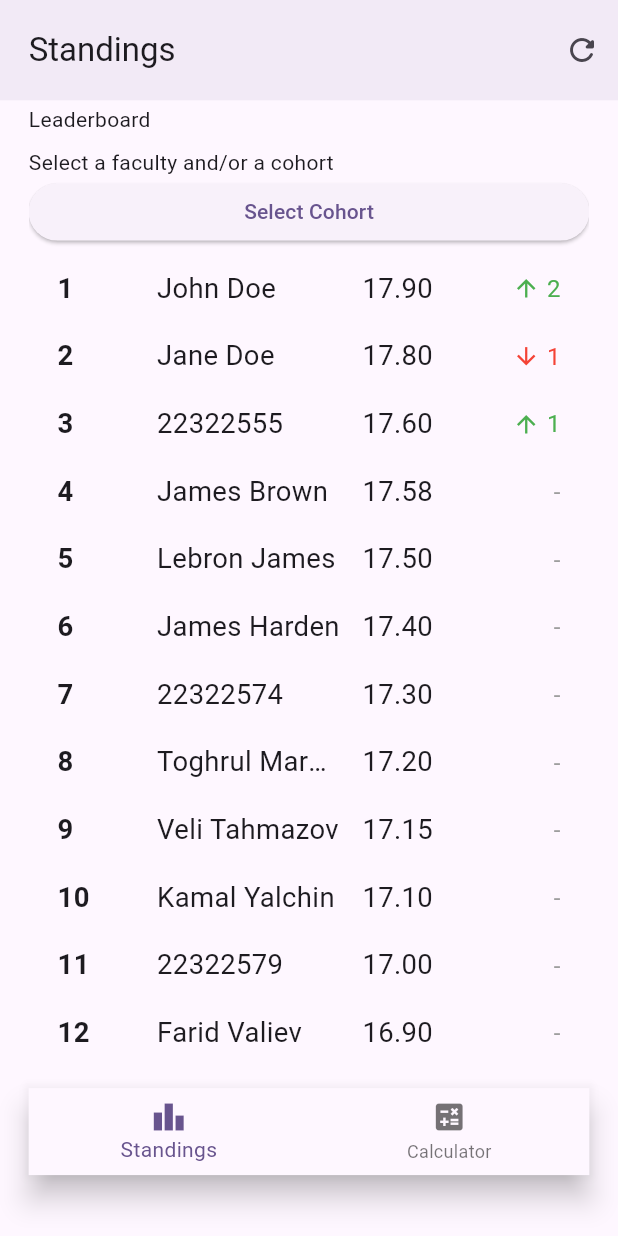
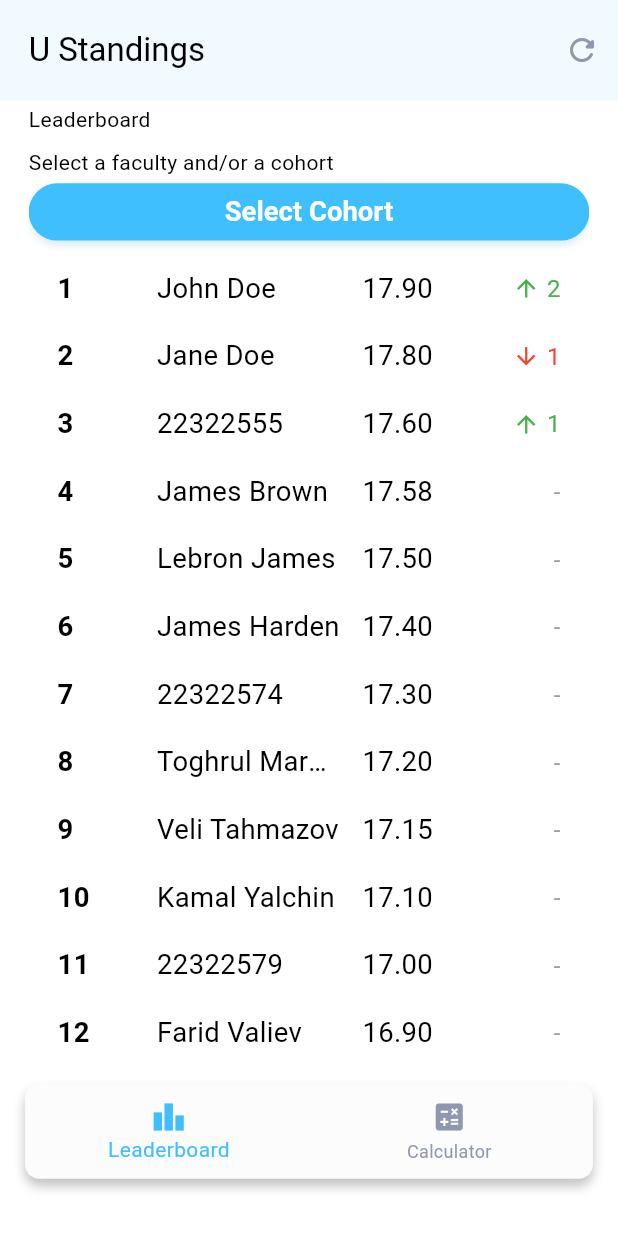
Before and after one commit to Krmsh1n5/u_standings, a Flutter app: the screen it shows after launch, scrolled down 125 dp, after a tap on the "refresh" icon, on a phone screen of 412 x 824 dp. Run offline on Flutter 3.47's test engine with Material 3 defaults, Android fonts, the phone set to English and light mode, and no system bars; our stand-ins replace flutter_screenutil; Roboto replaces fonts that are missing (Montserrat).

Commit message:
Improved UI Added UI for Navigation Bar, Scrollbar, and Select Button Configured styles for some text widgets on the Calculator Page

```diff
--- a/lib/core/utils/theme/app_decoration.dart
+++ b/lib/core/utils/theme/app_decoration.dart
@@ -95,7 +95,7 @@ class AppDecoration {
       padding: WidgetStateProperty.resolveWith<EdgeInsetsGeometry?>(
         (states) => EdgeInsets.all(4.h),
       ),
-      elevation: WidgetStateProperty.all(1.0),
+      elevation: WidgetStateProperty.all(2.0),
       shape: WidgetStateProperty.all<RoundedRectangleBorder>(
         RoundedRectangleBorder(
           borderRadius: BorderRadiusStyle.roundedBorder8,
--- a/lib/core/utils/theme/app_theme.dart
+++ b/lib/core/utils/theme/app_theme.dart
@@ -27,6 +27,8 @@ class ThemeHelper {
     var colorScheme =
         _supportedColorScheme[_appTheme] ?? ColorSchemes.lightCodeColorScheme;
     return ThemeData(
+      splashColor: Colors.transparent,
+      highlightColor: Colors.transparent,
       visualDensity: VisualDensity.standard,
       colorScheme: colorScheme,
       scaffoldBackgroundColor:
@@ -67,6 +69,12 @@ class ThemeHelper {
         thickness: 1,
         space: 1,
         color: _getThemeColors().blue50,
+      ),
+      scrollbarTheme: ScrollbarThemeData(
+        thumbVisibility: WidgetStateProperty.all(false),
+        trackVisibility: WidgetStateProperty.all(false),
+        thumbColor: WidgetStateProperty.all(Colors.transparent),
+        trackColor: WidgetStateProperty.all(Colors.transparent),
       ),
     );
   }
--- a/lib/features/standings/presentation/screens/calculator_page.dart
+++ b/lib/features/standings/presentation/screens/calculator_page.dart
@@ -2,6 +2,8 @@ import 'package:flutter/material.dart';
 import 'package:flutter_screenutil/flutter_screenutil.dart';
 import 'package:provider/provider.dart';
 import 'package:u_standings/core/utils/constants/cohorts_semesters_data.dart';
+import 'package:u_standings/core/utils/theme/app_decoration.dart';
+import 'package:u_standings/core/utils/theme/custom_text_styles.dart';
 import 'package:u_standings/features/standings/presentation/providers/calculator_notifier.dart';
 import 'package:u_standings/features/standings/presentation/widgets/custom_appbar.dart';
 import 'package:u_standings/features/standings/presentation/widgets/select_button.dart';
@@ -15,6 +17,7 @@ class CalculatorPage extends StatelessWidget {
 
     return SafeArea(
       child: Scaffold(
+        backgroundColor: Colors.white,
         resizeToAvoidBottomInset: false,
         appBar: _buildAppbar(),
         body: Container(
@@ -56,15 +59,9 @@ class CalculatorPage extends StatelessWidget {
       title: Padding(
         padding: EdgeInsets.symmetric(horizontal: 16.h),
         child: Text(
-          'Calculator',
+          'U Standings',
         ),
       ),
-      actions: [
-        IconButton(
-          icon: Icon(Icons.refresh_rounded),
-          onPressed: () {},
-        ),
-      ],
     );
   }
 
@@ -73,12 +70,8 @@ class CalculatorPage extends StatelessWidget {
       width: double.maxFinite,
       height: 48.h,
       alignment: Alignment.centerLeft,
-      child: Text(
-        "Your grade calculator awaits!",
-        style: TextStyle(
-          fontSize: 20.sp,
-        ),
-      ),
+      child: Text("Your grade calculator awaits!",
+          style: CustomTextStyles.titleLargeOnSurface),
     );
   }
 
@@ -93,6 +86,7 @@ class CalculatorPage extends StatelessWidget {
             height: 20.h,
             child: Text(
               "Calculator",
+              style: CustomTextStyles.titleMediumOnSurface,
             ),
           ),
           SizedBox(
@@ -104,13 +98,13 @@ class CalculatorPage extends StatelessWidget {
             height: 16.h,
             child: Text(
               "Select a faculty and/or cohort",
+              style: CustomTextStyles.bodySmallOnSecondaryContainer,
             ),
           ),
         ],
       ),
     );
   }
-
 
   _buildSelectButton(BuildContext context) {
     final provider = Provider.of<CalculatorProvider>(context);
@@ -226,7 +220,14 @@ class CalculatorPage extends StatelessWidget {
       width: double.maxFinite,
       child: ElevatedButton(
         onPressed: provider.calculateAverage,
-        child: Text("Calculate"),
+        style: AppDecoration().elevatedButtonStyle(true).copyWith(
+              shape: WidgetStateProperty.all<RoundedRectangleBorder>(
+                RoundedRectangleBorder(
+                  borderRadius: BorderRadiusStyle.circleBorder24,
+                ),
+              ),
+            ),
+        child: Text("Calculate", style: CustomTextStyles.bodyMediumOnPrimary16),
       ),
     );
   }
--- a/lib/features/standings/presentation/screens/home_page.dart
+++ b/lib/features/standings/presentation/screens/home_page.dart
@@ -1,5 +1,7 @@
 import 'package:flutter/material.dart';
 import 'package:flutter_screenutil/flutter_screenutil.dart';
+import 'package:u_standings/core/utils/theme/app_decoration.dart';
+import 'package:u_standings/core/utils/theme/app_theme.dart';
 import 'package:u_standings/features/standings/presentation/screens/calculator_page.dart';
 import 'package:u_standings/features/standings/presentation/screens/standings_page.dart';
 
@@ -32,14 +34,30 @@ class _HomePageState extends State<HomePage> {
         children: _pages,
       ),
       bottomNavigationBar: Container(
-        padding: EdgeInsets.fromLTRB(16.h, 10.h, 16.h, 34.h),
+          padding: EdgeInsets.fromLTRB(14.h, 8.h, 14.h, 32.h),
+          child: Container(
+            padding: EdgeInsets.all(2.h),
+            decoration: BoxDecoration(
+                color: theme.colorScheme.surface,
+                borderRadius: BorderRadiusStyle.roundedBorder8,
+                boxShadow: [
+                  BoxShadow(
+                    color: theme.colorScheme.onSurface
+                        .withValues(alpha: 0.24),
+                    blurRadius: 5.h,
+                    offset: Offset(0, 4.h),
+                  ),
+                ]),
             child: BottomNavigationBar(
+              unselectedItemColor: theme.colorScheme.onSecondaryContainer,
+              backgroundColor: theme.colorScheme.surface,
+              elevation: 0,
               currentIndex: _currentIndex,
               onTap: _onTabTapped,
               items: const [
                 BottomNavigationBarItem(
                   icon: Icon(Icons.leaderboard),
-              label: "Standings",
+                  label: "Leaderboard",
                 ),
                 BottomNavigationBarItem(
                   icon: Icon(Icons.calculate),
@@ -47,7 +65,7 @@ class _HomePageState extends State<HomePage> {
                 ),
               ],
             ),
-      ),
+          )),
     );
   }
 }
--- a/lib/features/standings/presentation/screens/standings_page.dart
+++ b/lib/features/standings/presentation/screens/standings_page.dart
@@ -63,7 +63,7 @@ class StandingsPage extends StatelessWidget {
       title: Padding(
         padding: EdgeInsets.symmetric(horizontal: 16.h),
         child: Text(
-          'Standings',
+          'U Standings',
         ),
       ),
       actions: [
--- a/lib/features/standings/presentation/widgets/select_button.dart
+++ b/lib/features/standings/presentation/widgets/select_button.dart
@@ -1,4 +1,6 @@
 import 'package:flutter/material.dart';
+import 'package:u_standings/core/utils/theme/app_decoration.dart';
+import 'package:u_standings/core/utils/theme/custom_text_styles.dart';
 
 class CohortSemesterSelectorButton extends StatelessWidget {
   final String title;
@@ -48,7 +50,14 @@ class CohortSemesterSelectorButton extends StatelessWidget {
           onOptionSelected(selectedOption);
         }
       },
-      child: Text(title),
+      style: AppDecoration().elevatedButtonStyle(true).copyWith(
+            shape: WidgetStateProperty.all<RoundedRectangleBorder>(
+              RoundedRectangleBorder(
+                borderRadius: BorderRadiusStyle.circleBorder24,
+              ),
+            ),
+          ),
+      child: Text(title, style: CustomTextStyles.bodyMediumOnPrimary16),
     );
   }
 }
--- a/lib/main.dart
+++ b/lib/main.dart
@@ -1,6 +1,8 @@
 import 'package:flutter/material.dart';
 import 'package:flutter_screenutil/flutter_screenutil.dart';
 import 'package:provider/provider.dart';
+import 'package:u_standings/core/utils/pref_utils/pref_utils.dart';
+import 'package:u_standings/core/utils/theme/app_theme.dart';
 import 'package:u_standings/features/standings/presentation/providers/calculator_notifier.dart';
 import 'package:u_standings/features/standings/presentation/screens/home_page.dart';
 
@@ -10,24 +12,24 @@ void main() {
       providers: [
         ChangeNotifierProvider(create: (_) => CalculatorProvider()),
       ],
-      child: MyApp(),
+      child: UStandingsApp(),
     ),
   );
 }
 
-class MyApp extends StatelessWidget {
-  const MyApp({super.key});
+class UStandingsApp extends StatelessWidget {
+  const UStandingsApp({super.key});
 
   // This widget is the root of your application.
   @override
   Widget build(BuildContext context) {
+    PrefUtils.prefsTheme =
+        Theme.of(context).brightness == Brightness.light ? 'light' : 'dark';
     return ScreenUtilInit(
       builder: (context, child) => MaterialApp(
         title: 'U Standings',
-        theme: ThemeData(
-          colorScheme: ColorScheme.fromSeed(seedColor: Colors.deepPurple),
-          useMaterial3: true,
-        ),
+        theme: theme,
+        themeMode: ThemeMode.system,
         home: const HomePage(),
       ),
     );
```
Also changed, not shown: 1 other file. Lines whose indentation alone changed are shown as unchanged.
